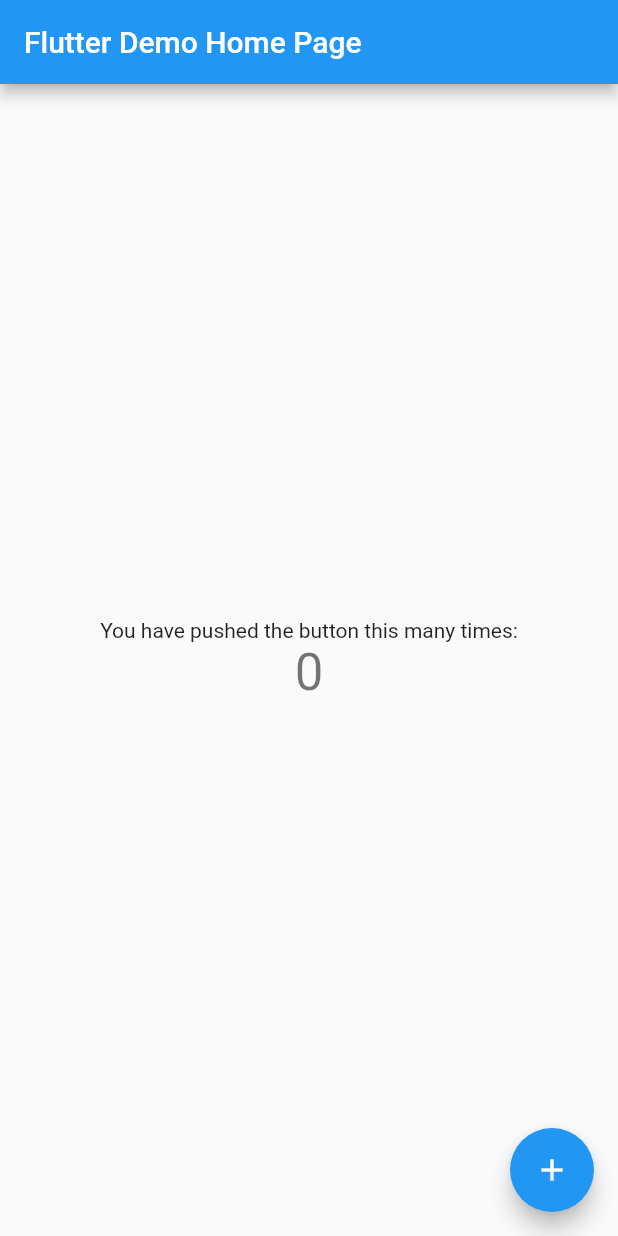
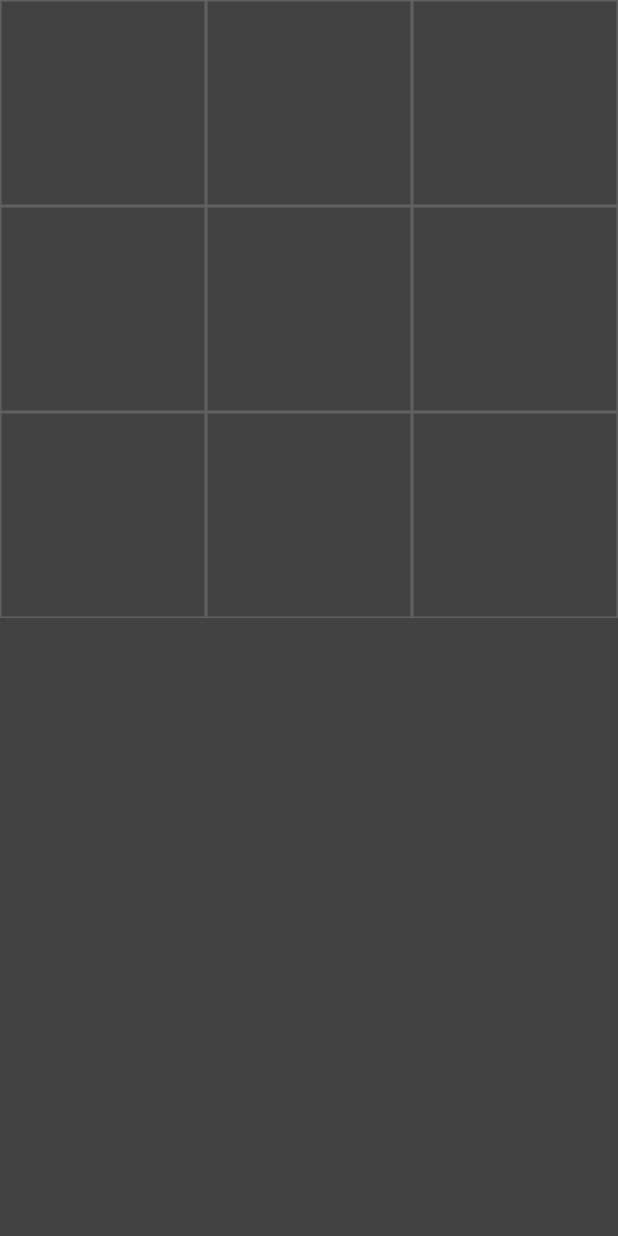
Before and after one commit to kmranrg/TicTacToe, a Flutter app: the screen it shows after launch, on a phone screen of 412 x 824 dp. Run offline on Flutter 3.47's test engine with Material 2 defaults, Android fonts, the phone set to English and light mode, and no system bars.

Commit message:
built game board

```diff
--- a/lib/main.dart
+++ b/lib/main.dart
@@ -5,109 +5,53 @@
 }
 
 class MyApp extends StatelessWidget {
-  // This widget is the root of your application.
   @override
   Widget build(BuildContext context) {
     return MaterialApp(
-      title: 'Flutter Demo',
-      theme: ThemeData(
-        // This is the theme of your application.
-        //
-        // Try running your application with "flutter run". You'll see the
-        // application has a blue toolbar. Then, without quitting the app, try
-        // changing the primarySwatch below to Colors.green and then invoke
-        // "hot reload" (press "r" in the console where you ran "flutter run",
-        // or simply save your changes to "hot reload" in a Flutter IDE).
-        // Notice that the counter didn't reset back to zero; the application
-        // is not restarted.
-        primarySwatch: Colors.blue,
-      ),
-      home: MyHomePage(title: 'Flutter Demo Home Page'),
+      debugShowCheckedModeBanner: false,
+      home: HomePage(),
     );
   }
 }
 
-class MyHomePage extends StatefulWidget {
-  MyHomePage({Key key, this.title}) : super(key: key);
-
-  // This widget is the home page of your application. It is stateful, meaning
-  // that it has a State object (defined below) that contains fields that affect
-  // how it looks.
-
-  // This class is the configuration for the state. It holds the values (in this
-  // case the title) provided by the parent (in this case the App widget) and
-  // used by the build method of the State. Fields in a Widget subclass are
-  // always marked "final".
-
-  final String title;
-
+class HomePage extends StatefulWidget {
   @override
-  _MyHomePageState createState() => _MyHomePageState();
+  _HomePageState createState() => _HomePageState();
 }
 
-class _MyHomePageState extends State<MyHomePage> {
-  int _counter = 0;
+class _HomePageState extends State<HomePage> {
 
-  void _incrementCounter() {
-    setState(() {
-      // This call to setState tells the Flutter framework that something has
-      // changed in this State, which causes it to rerun the build method below
-      // so that the display can reflect the updated values. If we changed
-      // _counter without calling setState(), then the build method would not be
-      // called again, and so nothing would appear to happen.
-      _counter++;
-    });
-  }
+  String displayExOh = '';
 
   @override
   Widget build(BuildContext context) {
-    // This method is rerun every time setState is called, for instance as done
-    // by the _incrementCounter method above.
-    //
-    // The Flutter framework has been optimized to make rerunning build methods
-    // fast, so that you can just rebuild anything that needs updating rather
-    // than having to individually change instances of widgets.
     return Scaffold(
-      appBar: AppBar(
-        // Here we take the value from the MyHomePage object that was created by
-        // the App.build method, and use it to set our appbar title.
-        title: Text(widget.title),
-      ),
-      body: Center(
-        // Center is a layout widget. It takes a single child and positions it
-        // in the middle of the parent.
-        child: Column(
-          // Column is also a layout widget. It takes a list of children and
-          // arranges them vertically. By default, it sizes itself to fit its
-          // children horizontally, and tries to be as tall as its parent.
-          //
-          // Invoke "debug painting" (press "p" in the console, choose the
-          // "Toggle Debug Paint" action from the Flutter Inspector in Android
-          // Studio, or the "Toggle Debug Paint" command in Visual Studio Code)
-          // to see the wireframe for each widget.
-          //
-          // Column has various properties to control how it sizes itself and
-          // how it positions its children. Here we use mainAxisAlignment to
-          // center the children vertically; the main axis here is the vertical
-          // axis because Columns are vertical (the cross axis would be
-          // horizontal).
-          mainAxisAlignment: MainAxisAlignment.center,
-          children: <Widget>[
-            Text(
-              'You have pushed the button this many times:',
-            ),
-            Text(
-              '$_counter',
-              style: Theme.of(context).textTheme.headline4,
-            ),
-          ],
-        ),
-      ),
-      floatingActionButton: FloatingActionButton(
-        onPressed: _incrementCounter,
-        tooltip: 'Increment',
-        child: Icon(Icons.add),
-      ), // This trailing comma makes auto-formatting nicer for build methods.
+      backgroundColor: Colors.grey[800],
+      body: GridView.builder(
+          itemCount: 9,
+          gridDelegate:
+              SliverGridDelegateWithFixedCrossAxisCount(crossAxisCount: 3),
+          itemBuilder: (BuildContext context, int index) {
+            return GestureDetector(
+              onTap: _tapped,
+              child: Container(
+                decoration:
+                    BoxDecoration(border: Border.all(color: Colors.grey[700])),
+                child: Center(
+                  child: Text(
+                    displayExOh,
+                    style: TextStyle(color: Colors.white, fontSize: 40),
+                  ),
+                ),
+              ),
+            );
+          }),
     );
   }
+
+  void _tapped() {
+    setState(() {
+      displayExOh = 'o';
+    });
+  }
 }
```
